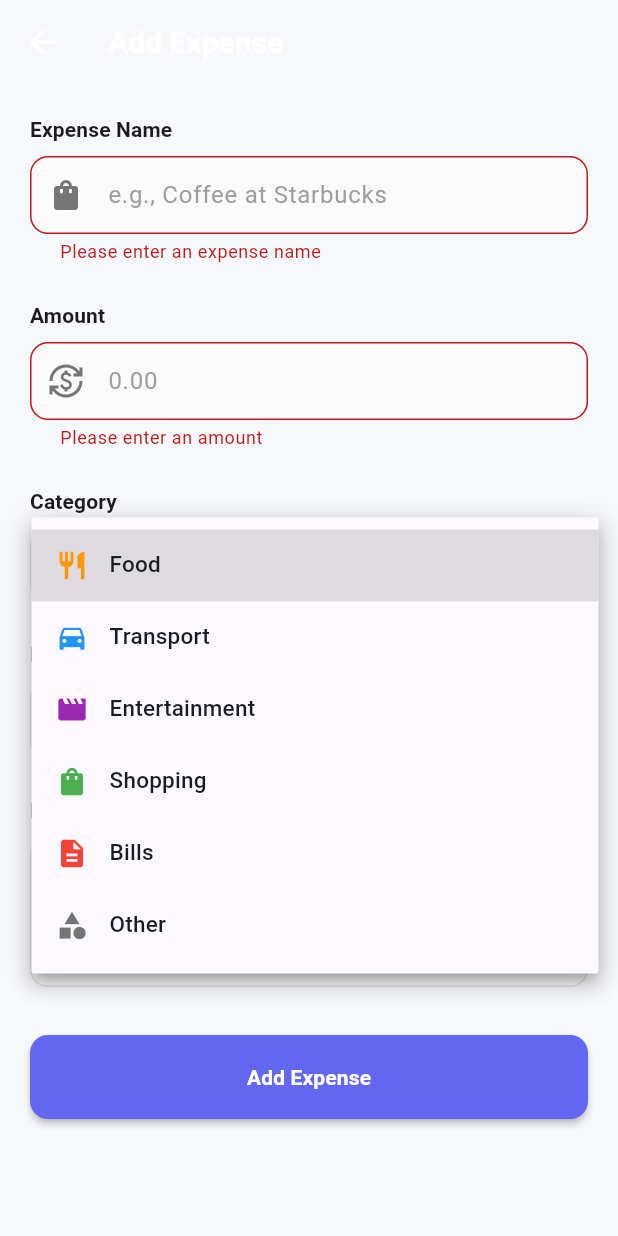
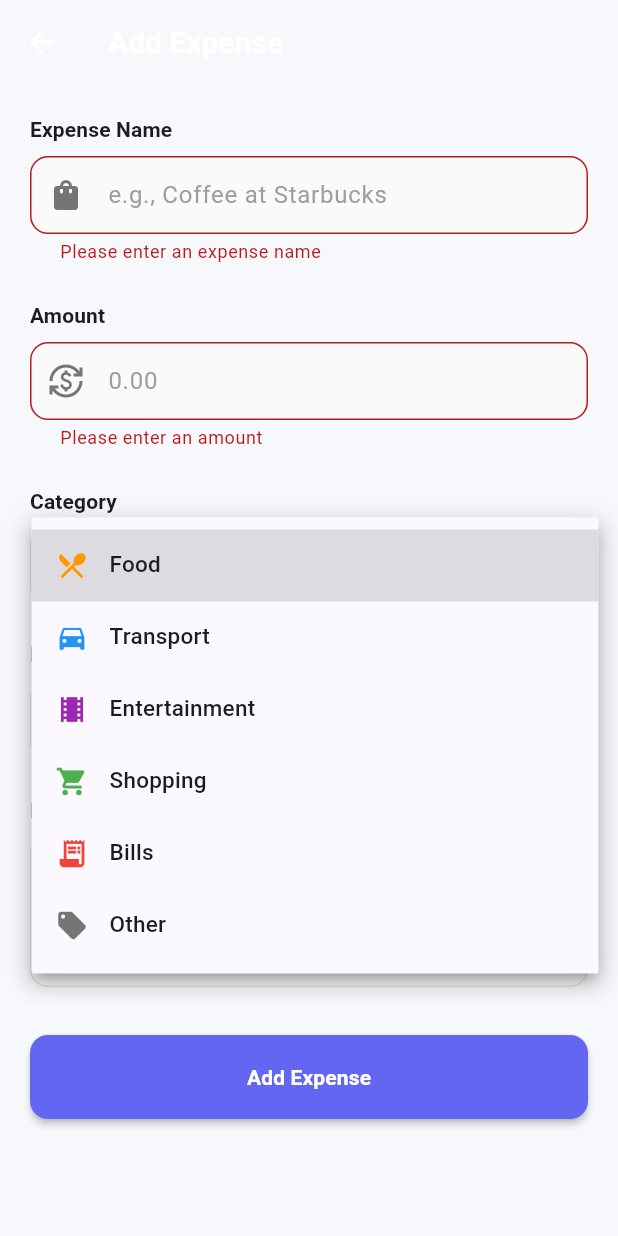
Before and after one commit to Nahidliton/flutter_final_project, a Flutter app: the AddEditExpenseScreen screen opened directly, after a tap on "Add Expense", after a tap on "Food", on a phone screen of 412 x 824 dp. Run offline on Flutter 3.47's test engine with Material 3 defaults, Android fonts, the light colour scheme and no system bars; our stand-ins replace cloud_firestore, firebase_core; accounts and stored records are empty.

Commit message:
fix: improve UX with better navigation and icons
- Fix navigation delay after adding/updating expenses
- User now sees 2-second success message before returning home
- Update category icons for better visual clarity (restaurant_menu, theaters, shopping_cart, receipt_long, local_offer)

```diff
--- a/final_project_mobile_app/lib/screens/add_edit_expense_screen.dart
+++ b/final_project_mobile_app/lib/screens/add_edit_expense_screen.dart
@@ -87,8 +87,12 @@ class _AddEditExpenseScreenState extends State<AddEditExpenseScreen> {
             const SnackBar(
               content: Text('✓ Expense added successfully!'),
               backgroundColor: Colors.green,
+              duration: Duration(seconds: 2),
             ),
           );
+          // Wait for snackbar to show before navigating
+          await Future.delayed(const Duration(seconds: 2));
+          if (mounted) Navigator.of(context).pop();
         }
       } else {
         await provider.updateExpense(newExpense);
@@ -97,11 +101,14 @@ class _AddEditExpenseScreenState extends State<AddEditExpenseScreen> {
             const SnackBar(
               content: Text('✓ Expense updated successfully!'),
               backgroundColor: Colors.green,
+              duration: Duration(seconds: 2),
             ),
           );
+          // Wait for snackbar to show before navigating
+          await Future.delayed(const Duration(seconds: 2));
+          if (mounted) Navigator.of(context).pop();
         }
       }
-      if (mounted) Navigator.of(context).pop();
     } catch (e) {
       if (mounted) {
         ScaffoldMessenger.of(context).showSnackBar(
--- a/final_project_mobile_app/lib/utils/constants.dart
+++ b/final_project_mobile_app/lib/utils/constants.dart
@@ -28,12 +28,12 @@ Map<String, Color> kCategoryColors = {
 };
 
 Map<String, IconData> kCategoryIcons = {
-  'Food': Icons.restaurant,
+  'Food': Icons.restaurant_menu,
   'Transport': Icons.directions_car,
-  'Entertainment': Icons.movie,
-  'Shopping': Icons.shopping_bag,
-  'Bills': Icons.description,
-  'Other': Icons.category,
+  'Entertainment': Icons.theaters,
+  'Shopping': Icons.shopping_cart,
+  'Bills': Icons.receipt_long,
+  'Other': Icons.local_offer,
 };
 
 const List<Color> kGradientColors = [
```
